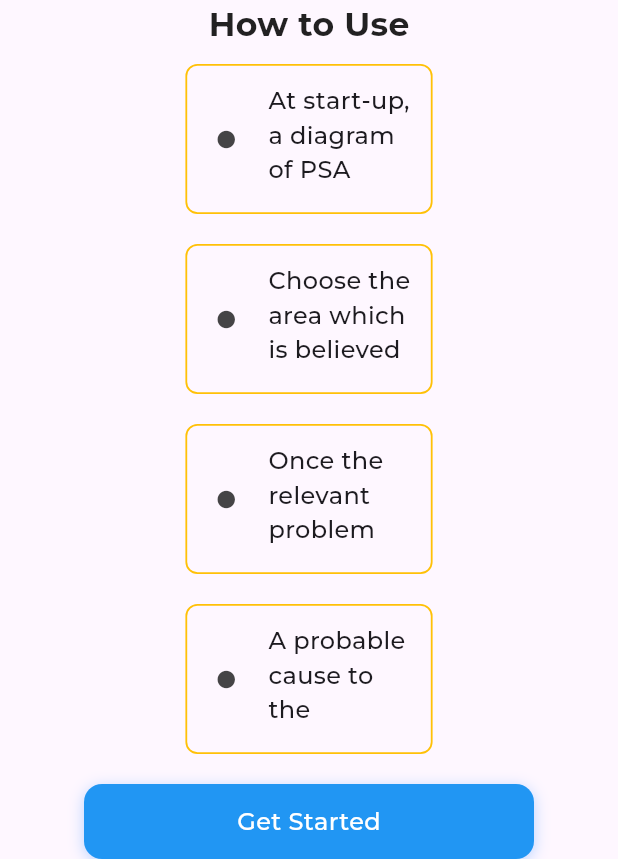
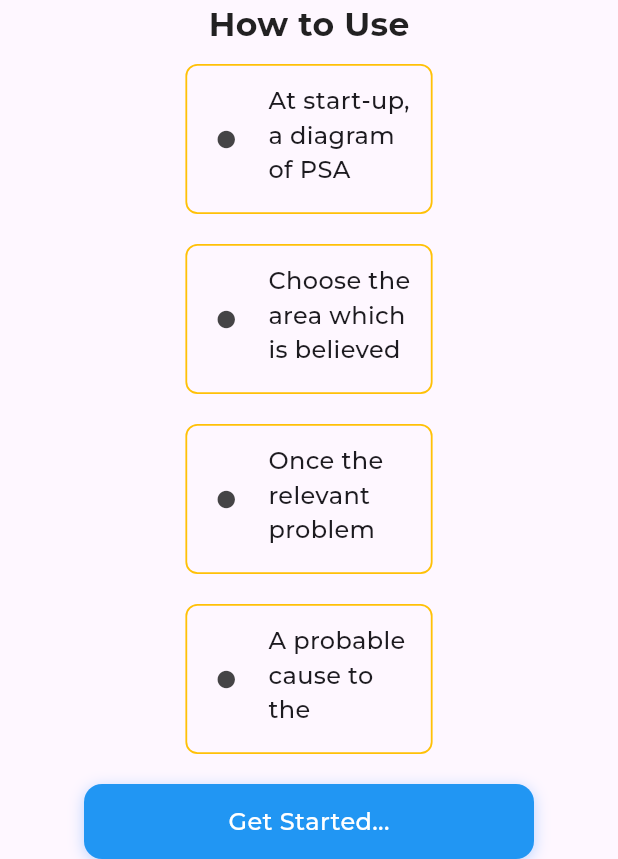
Before and after one commit to zeeshanhaider5121472/haiderWebApp, a Flutter app: the screen it shows after launch, scrolled down 140 dp, on a phone screen of 412 x 824 dp, the part 377-1236 px from its top. Run offline on Flutter 3.47's test engine with Material 3 defaults, Android fonts, the phone set to English and light mode, and no system bars; our stand-ins replace stacked; project files that could hold a hidden picture were left out.

Commit message:
minor changes

```diff
--- a/lib/htu_vu.dart
+++ b/lib/htu_vu.dart
@@ -27,7 +27,7 @@ class HTUScreenVU extends StackedView<HTUScreenVM> {
                           MaterialPageRoute(
                               builder: (context) => const HomeScreenVU()));
                     },
-                    text: "Get Started",
+                    text: "Get Started...",
                   ),
                 )
               ],
```
